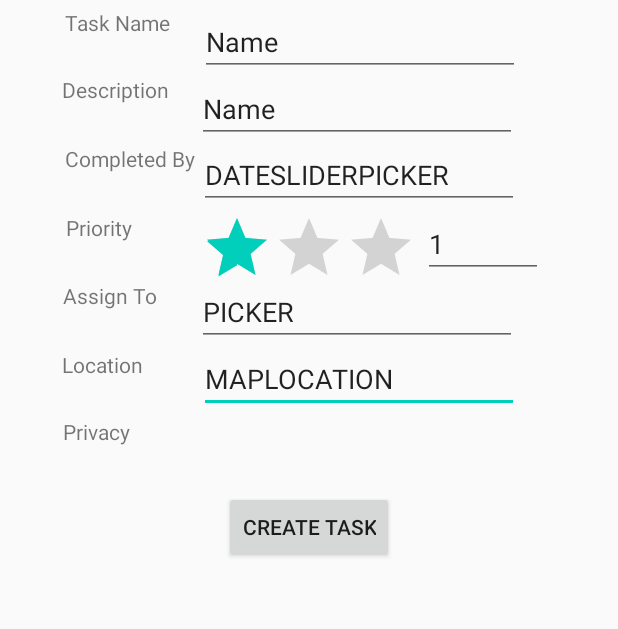
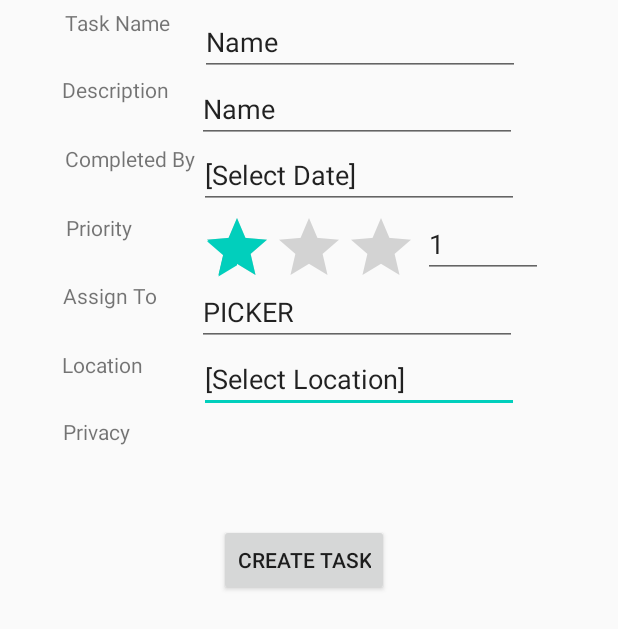
Before and after one commit to serenagibbons/android-capstone, an Android app: the layout fragment_create_task.xml on its own in the app's theme, with its tools: preview values and no code run, on a phone screen of 412 x 824 dp. Shown: the top 629 px of the screen. Run offline under Robolectric (Android 15) with nearby library versions, the phone set to English and light mode, and no system bars.

Commit message:
Map complete
Signed-off-by: Wangk6 <Wangk6@Farmingdale.edu>

```diff
--- a/app/build.gradle
+++ b/app/build.gradle
@@ -11,6 +11,7 @@ android {
         versionName "1.0"
         testInstrumentationRunner "androidx.test.runner.AndroidJUnitRunner"
         vectorDrawables.useSupportLibrary = true
+        multiDexEnabled true
     }
     buildTypes {
         release {
@@ -39,7 +40,7 @@ dependencies {
     testImplementation 'junit:junit:4.12'
     androidTestImplementation 'androidx.test:runner:1.2.0'
     androidTestImplementation 'androidx.test.espresso:espresso-core:3.2.0'
-
+    implementation 'com.google.android.libraries.places:places:2.0.0'
     implementation 'com.google.firebase:firebase-auth:19.2.0'
     implementation 'com.google.firebase:firebase-firestore:21.3.0'
 }
--- a/app/src/main/java/com/example/androidcapstone/Model/Task.java
+++ b/app/src/main/java/com/example/androidcapstone/Model/Task.java
@@ -1,4 +1,6 @@
 package com.example.androidcapstone.Model;
+
+import com.google.firebase.firestore.ServerTimestamp;
 
 import java.text.DateFormat;
 import java.text.SimpleDateFormat;
@@ -24,7 +26,7 @@ public class Task {
     private String m_Importance; //[F - Low, Medium, High]
     private String m_DueDate; //The day to be completed on [F - Mon, Tue, Wed, Thur, Fri, Sat, Sun]
     private String m_Frequency; //[F - Once, Weekly, BiWeekly]
-    private Date m_CreatedOnDate; //[F - mm/dd/yy]
+    private @ServerTimestamp Date m_CreatedOnDate; //[F - mm/dd/yy] AutoImplemented if null
     private String m_Status; //[F Complete || Incomplete]
     private String m_PostedTime; //[F - hh:mm:ss]
     //double m_Location; //Geolocation (API Possibly) that gives coordinates
--- a/app/src/main/java/com/example/androidcapstone/PreLogin/SectionsPageAdapter.java
+++ b/app/src/main/java/com/example/androidcapstone/PreLogin/SectionsPageAdapter.java
@@ -19,6 +19,7 @@ public class SectionsPageAdapter extends FragmentPagerAdapter {
     }
 
     public SectionsPageAdapter(FragmentManager fm){
+
         super(fm);
     }
 
--- a/app/src/main/java/com/example/androidcapstone/ui/personal_feed/PersonalFeedFragment.java
+++ b/app/src/main/java/com/example/androidcapstone/ui/personal_feed/PersonalFeedFragment.java
@@ -65,7 +65,7 @@ public class PersonalFeedFragment extends Fragment {
 
 
         // create recycler view adapter and layout manager
-        FeedAdapter adapter = new FeedAdapter(test,getActivity());
+        FeedAdapter adapter = new FeedAdapter(test, getActivity());
         RecyclerView.LayoutManager manager = new LinearLayoutManager(getActivity());
 
         // refer to recycler view
--- a/app/src/main/res/layout/fragment_create_task.xml
+++ b/app/src/main/res/layout/fragment_create_task.xml
@@ -18,7 +18,7 @@
         android:layout_marginRight="66dp"
         android:ems="10"
         android:inputType="textPersonName"
-        android:text="MAPLOCATION" />
+        android:text="[Select Location]" />
 
     <TextView
         android:id="@+id/textView2"
@@ -49,11 +49,6 @@
         android:layout_marginRight="50dp"
         android:ems="10"
         android:text="1" />
-
-    <FrameLayout
-        android:id="@+id/child_map_container"
-        android:layout_width="match_parent"
-        android:layout_height="match_parent"/>
 
     <RatingBar
         android:id="@+id/ratingBar1"
@@ -144,7 +139,7 @@
         android:layout_marginRight="66dp"
         android:ems="10"
         android:inputType="textPersonName"
-        android:text="DATESLIDERPICKER" />
+        android:text="[Select Date]" />
 
     <TextView
         android:id="@+id/textView6"
@@ -200,9 +195,13 @@
         android:id="@+id/buttonCreateTask"
         android:layout_width="wrap_content"
         android:layout_height="wrap_content"
+        android:layout_alignParentStart="true"
+        android:layout_alignParentLeft="true"
         android:layout_alignParentTop="true"
-        android:layout_centerHorizontal="true"
-        android:layout_marginTop="327dp"
+        android:layout_centerInParent="true"
+        android:layout_marginStart="146dp"
+        android:layout_marginLeft="146dp"
+        android:layout_marginTop="349dp"
         android:text="@string/create" />
 
 </RelativeLayout>
--- a/app/src/main/res/values/strings.xml
+++ b/app/src/main/res/values/strings.xml
@@ -11,4 +11,6 @@
     <!-- TODO: Remove or change this placeholder text -->
     <string name="hello_blank_fragment">Hello blank fragment</string>
     <string name="title_activity_login_screen">LoginScreenActivity</string>
+    <string name="google_maps_key">AIzaSyDwM42eGcN2nLPGLa11y3fFIG55OGL28Wg</string>
+
 </resources>
```
Also changed, not shown: app/src/main/AndroidManifest.xml (+4 -3 lines), app/src/main/java/com/example/androidcapstone/MapsActivity.java (+64 -0 lines), app/src/main/java/com/example/androidcapstone/Model/User.java (+36 -1 lines), app/src/main/java/com/example/androidcapstone/Model/UserLocation.java (added, +56 -0 lines), app/src/main/res/layout/activity_maps.xml (+22 -4 lines).
